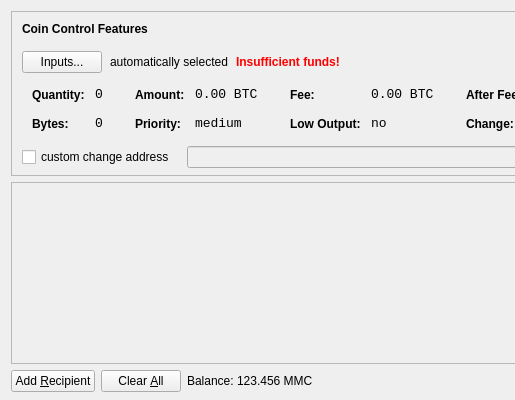
Qt form src/qt/forms/sendcoinsdialog.ui (Mr-alex/mimi) before a commit; both pictures show x 0 to 515 and y 0 to 400 of the 850 by 400 pixel window.
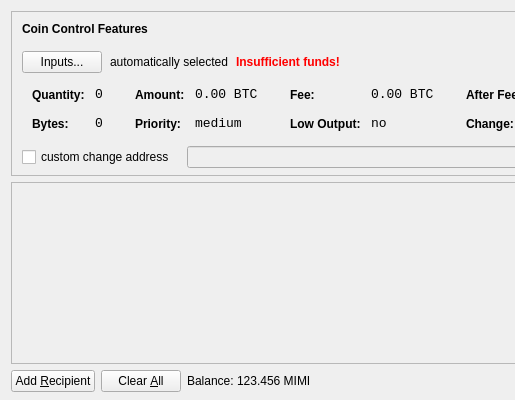
The same form after that commit. Icons and pictures are not drawn.

Commit message: change MMC to MIMI

What changed in the file:
```diff
--- a/src/qt/forms/sendcoinsdialog.ui
+++ b/src/qt/forms/sendcoinsdialog.ui
@@ -720,7 +720,7 @@
           <cursorShape>IBeamCursor</cursorShape>
          </property>
          <property name="text">
-          <string>123.456 MMC</string>
+          <string>123.456 MIMI</string>
          </property>
          <property name="textInteractionFlags">
           <set>Qt::LinksAccessibleByMouse|Qt::TextSelectableByKeyboard|Qt::TextSelectableByMouse</set>
```
The commit also changes 2 other files.
